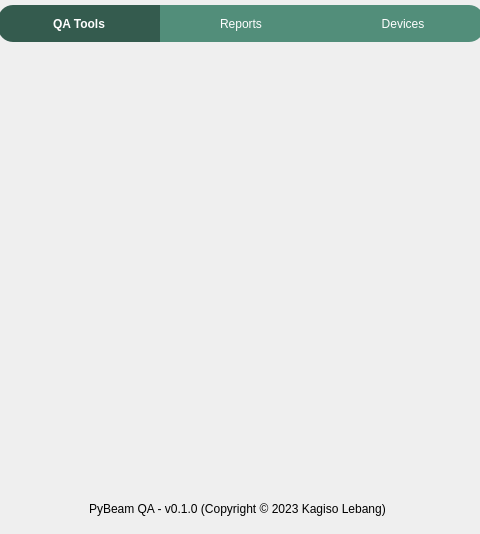
First picture: the form in ui/qt_ui/appMainWin.ui, repository Quantico-Bullet/PyBeam-QA, before the edit; both pictures show x 96 to 576 and y 87 to 621 of the 674 by 621 pixel window.
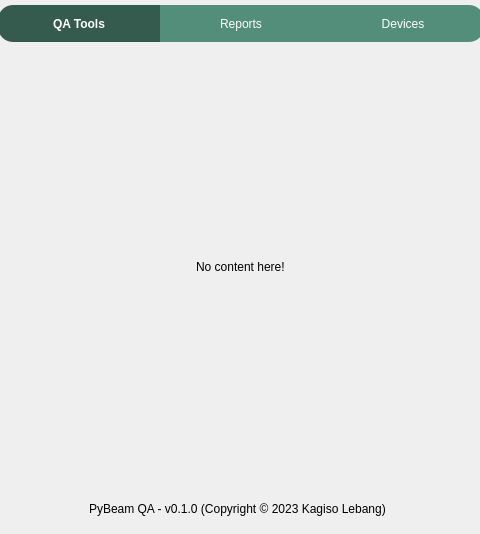
Second picture: the form after the edit. The open tabs and pages were chosen to show the change. Icons and pictures are not drawn.

```diff
--- a/ui/qt_ui/appMainWin.ui
+++ b/ui/qt_ui/appMainWin.ui
@@ -975,7 +975,17 @@
                   </sizepolicy>
                  </property>
                 </widget>
-                <widget class="QWidget" name="monthlyQAPage"/>
+                <widget class="QWidget" name="devicesPage">
+                 <layout class="QVBoxLayout" name="verticalLayout_10">
+                  <item alignment="Qt::AlignHCenter">
+                   <widget class="QLabel" name="label_2">
+                    <property name="text">
+                     <string>No content here!</string>
+                    </property>
+                   </widget>
+                  </item>
+                 </layout>
+                </widget>
                </widget>
               </item>
               <item>
```
Left out of the diff: 19 changed lines with no effect on the pictures.
